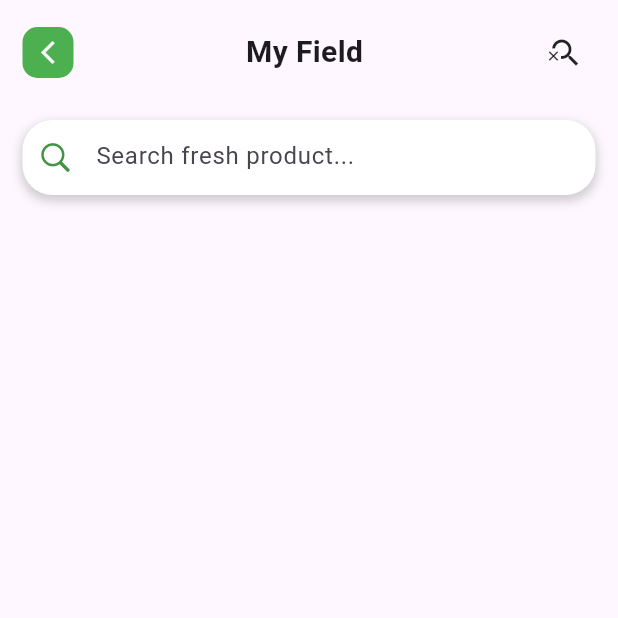
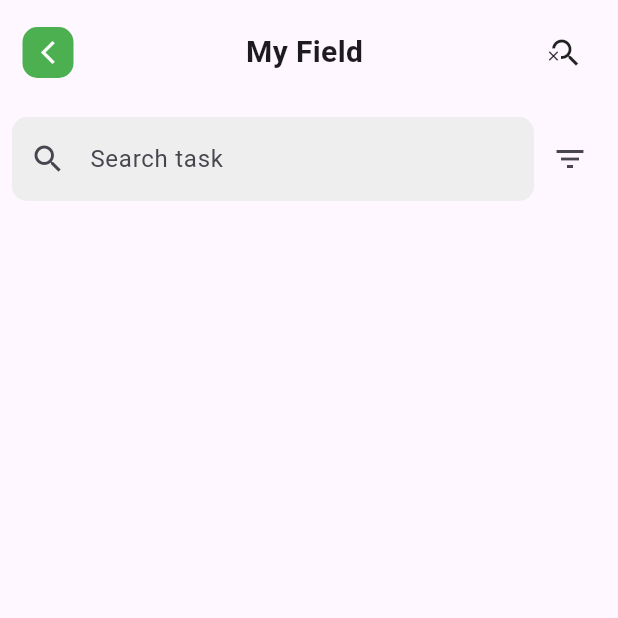
Before and after one commit to bsc-inf-20-19/FarmRecordsManagementSystem, a Flutter app: the TaskScreen screen opened directly, on a phone screen of 412 x 824 dp, the top half of it. Run offline on Flutter 3.47's test engine with Material 3 defaults, Android fonts, the phone set to English and light mode, and no system bars; our stand-ins replace sqflite; accounts and stored records are empty.

Commit message:
made a few changes

```diff
--- a/farm_records_management_system/lib/home/screens/task_screen.dart
+++ b/farm_records_management_system/lib/home/screens/task_screen.dart
@@ -13,45 +13,33 @@ class TaskScreen extends StatelessWidget {
           FieldBarWidget(),
           //Search bar
           Padding(
-            padding: EdgeInsets.symmetric(vertical: 10, horizontal: 15),
-            child: Container(
-              width: double.infinity,
-              height: 50,
-              decoration: BoxDecoration(
-                  color: Colors.white,
-                  borderRadius: BorderRadius.circular(20),
-                  boxShadow: [
-                    BoxShadow(
-                        color: Colors.grey.withOpacity(0.5),
-                        blurRadius: 5,
-                        spreadRadius: 1,
-                        offset: Offset(0, 3))
-                  ]),
-              child: Padding(
-                padding: EdgeInsets.symmetric(horizontal: 10),
-                child: Row(
-                  children: [
-                    Icon(
-                      CupertinoIcons.search,
-                      color: Color(0xFF3388E3C),
+            padding: const EdgeInsets.all(8.0),
+            child: Row(
+              children: [
+                Expanded(
+                  child: TextField(
+                    decoration: InputDecoration(
+                      prefixIcon: Icon(Icons.search),
+                      hintText: 'Search task',
+                      border: OutlineInputBorder(
+                        borderRadius: BorderRadius.circular(10),
+                        borderSide: BorderSide.none,
+                      ),
+                      filled: true,
+                      fillColor: Colors.grey[200],
                     ),
-                    Container(
-                      height: 50,
-                      width: 300,
-                      child: Padding(
-                        padding: EdgeInsets.symmetric(horizontal: 15),
-                        child: TextFormField(
-                          decoration: InputDecoration(
-                              hintText: "Search fresh product...",
-                              border: InputBorder.none),
-                        ),
-                      ),
-                    ),
-                  ],
+                  ),
                 ),
-              ),
+                IconButton(
+                  icon: Icon(Icons.filter_list),
+                  onPressed: () {
+                    // Handle filter button press
+                  },
+                ),
+              ],
             ),
           ),
+
           //Latest Items
         ],
       ),
```
Also changed, not shown: farm_records_management_system/lib/home/screens/home_screen.dart (+23 -35 lines), farm_records_management_system/lib/home/screens/trans_screen.dart (+22 -8 lines).
